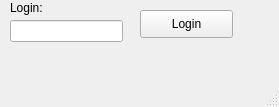
Qt form mainwindowforsingleplay.ui (sofiaandrat/Blue) before a commit.
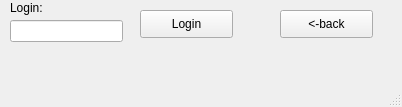
The same form after that commit.

The edit to the form file:
```diff
--- a/mainwindowforsingleplay.ui
+++ b/mainwindowforsingleplay.ui
@@ -6,7 +6,7 @@
    <rect>
     <x>0</x>
     <y>0</y>
-    <width>279</width>
+    <width>402</width>
     <height>107</height>
    </rect>
   </property>
@@ -50,6 +50,19 @@
      <string>Login</string>
     </property>
    </widget>
+   <widget class="QPushButton" name="back">
+    <property name="geometry">
+     <rect>
+      <x>280</x>
+      <y>10</y>
+      <width>93</width>
+      <height>28</height>
+     </rect>
+    </property>
+    <property name="text">
+     <string>&lt;-back</string>
+    </property>
+   </widget>
   </widget>
   <widget class="QMenuBar" name="menubar">
    <property name="geometry">
```
Left out of the diff: 2 changed lines with no effect on the pictures.
